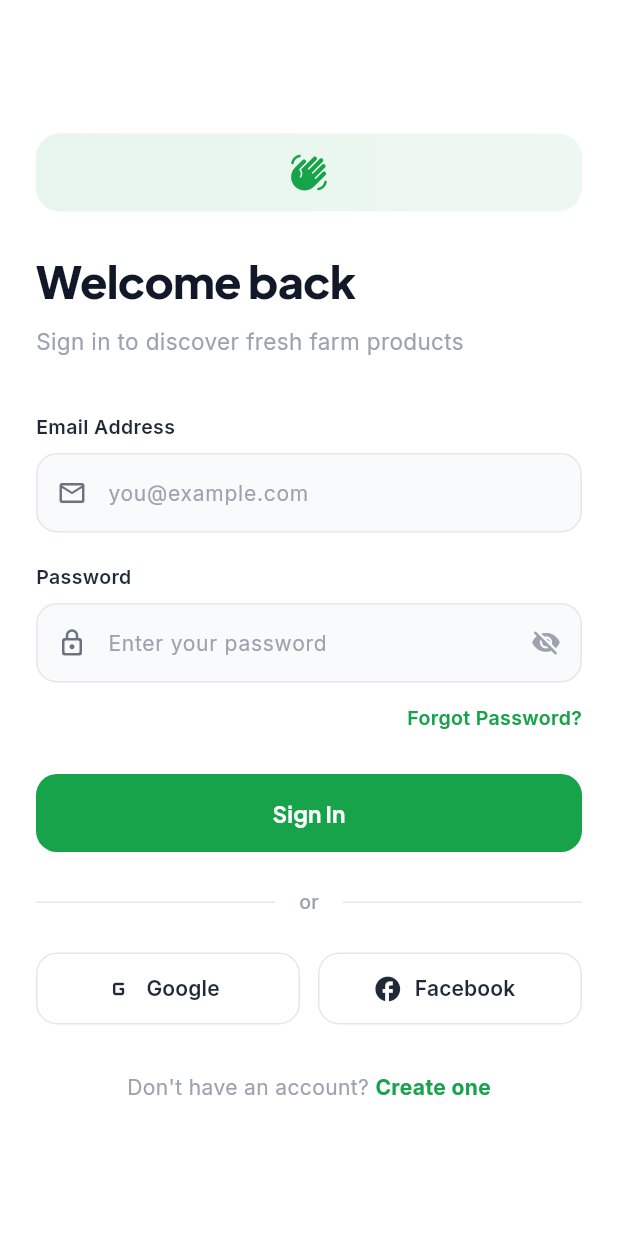
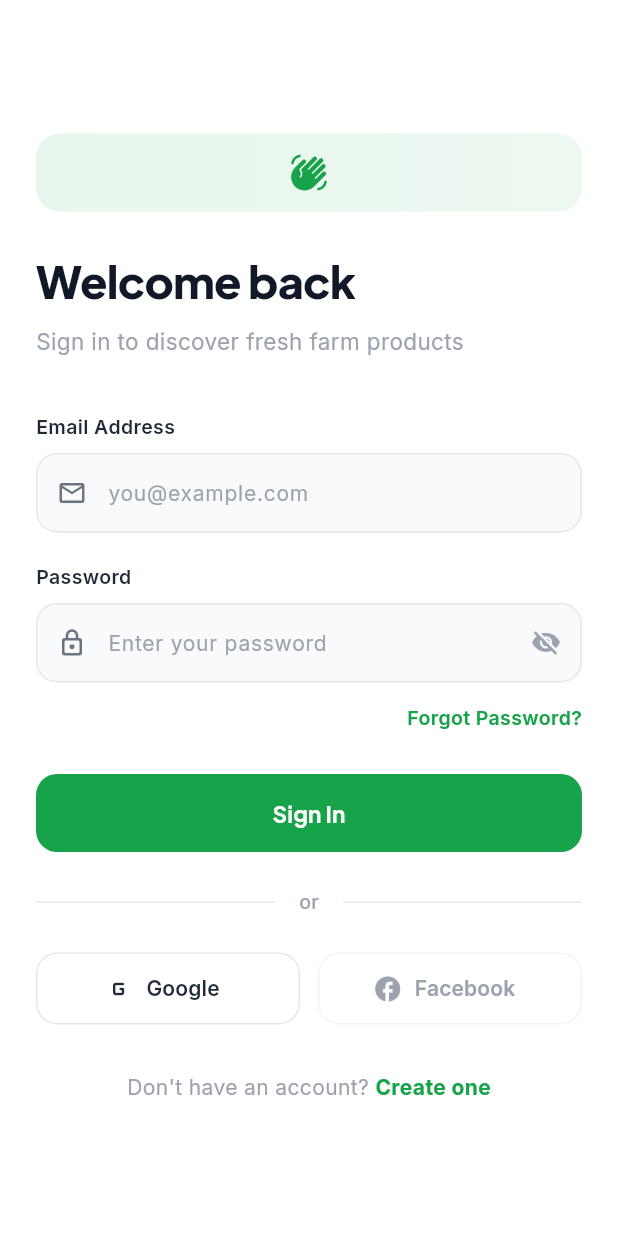
Before and after one commit to vincentagbuya03/agridirect, a Flutter app: the WebLoginScreen screen opened directly, on a phone screen of 412 x 824 dp. Run offline on Flutter 3.47's test engine with Material 3 defaults, Android fonts, the phone set to English and light mode, and no system bars; our stand-ins replace cached_network_image, camera, connectivity_plus, geolocator, go_router, google_fonts and 6 more; missing offline and left inert: google_mlkit_face_detection; accounts and stored records are empty; network calls fail; project files that could hold a hidden picture were left out.

Commit message:
feat: implement Google OAuth for web and mobile authentication
- Add Supabase OAuth provider for web platform (uses OAuth redirect flow)
- Keep native GoogleSignIn for mobile (account picker flow)
- Add platform detection (kIsWeb) to use appropriate auth method
- Fix web Google login to redirect cleanly without error dialogs
- Add Google Identity Services SDK script to web/index.html
- Support both new and existing users with profile completion flow
- Properly handle errors on both platforms

Configuration required:
- Web Client ID and Secret from Google Cloud Console
- Add to Supabase Google Provider settings
- Update redirect URLs in Supabase URL Configuration

Mobile: Already working with Android credentials
Web: Now using Supabase OAuth for authentication

Co-Authored-By: Claude Opus 4.6 <noreply@anthropic.com>

```diff
--- a/lib/web/screens/auth/web_login_screen.dart
+++ b/lib/web/screens/auth/web_login_screen.dart
@@ -86,6 +86,39 @@ class _WebLoginScreenState extends State<WebLoginScreen>
       widget.onLoginSuccess();
     } else {
       _showLoginErrorDialog(AuthService().errorMessage ?? 'Login failed');
+    }
+  }
+
+  void _handleGoogleLogin() async {
+    setState(() => _loginLoading = true);
+    final authService = AuthService();
+
+    // On web, this will redirect to Google login
+    // On mobile, it will show account picker
+    final success = await authService.signInWithGoogle();
+
+    // If we reach here, we need to check the result
+    if (mounted) {
+      setState(() => _loginLoading = false);
+
+      // On mobile, check if there was an actual error
+      // On web, we might reach here if redirect didn't happen, which is rare
+      if (!success && authService.errorMessage != null && authService.errorMessage!.isNotEmpty) {
+        _showLoginErrorDialog(authService.errorMessage!);
+        return;
+      }
+
+      // Check if new user needs profile completion (mobile only)
+      if (authService.needsProfileCompletion) {
+        _showSnackBar('Complete your profile to finish setup');
+        // TODO: Navigate to profile completion screen for web
+        return;
+      }
+
+      // Existing user - proceed with login
+      if (success) {
+        widget.onLoginSuccess();
+      }
     }
   }
 
@@ -948,29 +981,47 @@ class _WebLoginScreenState extends State<WebLoginScreen>
   Widget _buildSocialButtons() {
     return Row(
       children: [
-        Expanded(child: _buildSocialButton(Icons.g_mobiledata_rounded, 'Google')),
+        Expanded(
+          child: _buildSocialButton(
+            Icons.g_mobiledata_rounded,
+            'Google',
+            onPressed: _loginLoading ? null : _handleGoogleLogin,
+          ),
+        ),
         const SizedBox(width: 12),
-        Expanded(child: _buildSocialButton(Icons.facebook_rounded, 'Facebook')),
+        Expanded(
+          child: _buildSocialButton(
+            Icons.facebook_rounded,
+            'Facebook',
+            onPressed: null, // Not implemented yet
+          ),
+        ),
       ],
     );
   }
 
-  Widget _buildSocialButton(IconData icon, String label) {
+  Widget _buildSocialButton(
+    IconData icon,
+    String label, {
+    VoidCallback? onPressed,
+  }) {
     return SizedBox(
       height: 48,
       child: OutlinedButton.icon(
-        onPressed: () {},
-        icon: Icon(icon, size: 20, color: _darkSecondary),
+        onPressed: onPressed,
+        icon: Icon(icon, size: 20, color: onPressed != null ? _darkSecondary : _muted),
         label: Text(
           label,
           style: GoogleFonts.inter(
             fontSize: 14,
             fontWeight: FontWeight.w600,
-            color: _darkSecondary,
+            color: onPressed != null ? _darkSecondary : _muted,
           ),
         ),
         style: OutlinedButton.styleFrom(
-          side: const BorderSide(color: Color(0xFFE5E7EB)),
+          side: BorderSide(
+            color: onPressed != null ? const Color(0xFFE5E7EB) : const Color(0xFFE5E7EB).withOpacity(0.5),
+          ),
           shape: RoundedRectangleBorder(
             borderRadius: BorderRadius.circular(14),
           ),
```
Also changed, not shown: lib/shared/services/auth_service.dart (+76 -46 lines), 1 other file.
